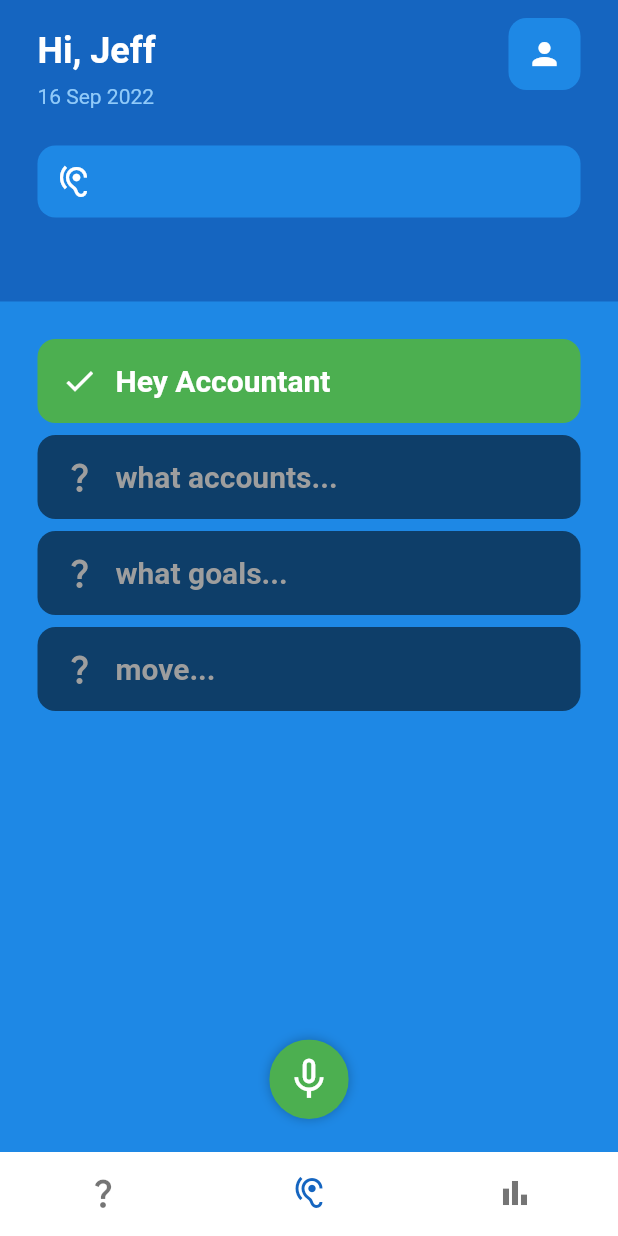
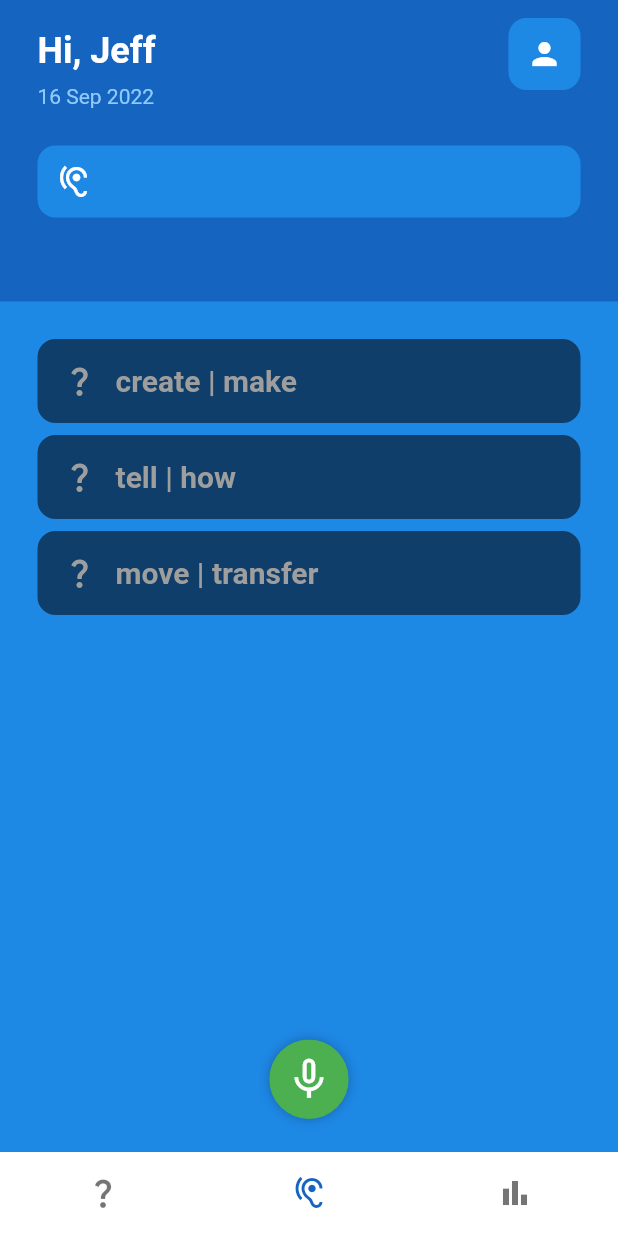
Before and after one commit to linkjjones/hey-accountant, a Flutter app: the screen it shows after launch, on a phone screen of 412 x 824 dp. Run offline on Flutter 3.47's test engine with Material 2 defaults, Android fonts, the light colour scheme and no system bars; our stand-ins replace speech_to_text.

Commit message:
command tile working

```diff
--- a/hey_accountant_fe/lib/businesslogic/command_tree.dart
+++ b/hey_accountant_fe/lib/businesslogic/command_tree.dart
@@ -1,12 +1,12 @@
 import 'package:flutter/services.dart';
-import 'package:hey_accountant_fe/businesslogic/node.dart';
-import 'package:hey_accountant_fe/businesslogic/pair.dart';
+import 'package:hey_accountant_fe/models/node.dart';
+import 'package:hey_accountant_fe/utils/constants.dart';
+import 'package:hey_accountant_fe/utils/pair.dart';
 import 'dart:convert';
 
 class CommandTree {
   late Node currentNode;
   late Node rootNode;
-  String path = "data/keywords.json";
 
   CommandTree() {
     init();
@@ -14,10 +14,7 @@ class CommandTree {
 
   // create the root node
   init() async {
-    String jsonRootNode = await rootBundle.loadString(path);
-    // debug
-    print(jsonRootNode);
-
+    String jsonRootNode = await rootBundle.loadString(JSON_COMMAND_PATH);
     rootNode = nodeFromJson(jsonRootNode) as Node;
     currentNode = rootNode;
   }
@@ -26,11 +23,16 @@ class CommandTree {
     currentNode = rootNode;
   }
 
-  Pair<String, Node> findChildNodeByKeyword(String text, Node fromNode) {
+  Pair<String, Node> moveToChildNodeByKeyword(String text, Node fromNode) {
     Pair<String, Node> output = Pair(text, fromNode);
     // Only continue if fromNode.Command is NULL
     if (fromNode.command != null) {
       // we have reached the command, so exit
+      output = Pair(text, currentNode);
+    } else {
+      // restart command entry command
+      if (text.contains('start over')) {
+        reset();
         output = Pair(text, currentNode);
       } else {
         // check if any of the words in text match keywords
@@ -42,12 +44,16 @@ class CommandTree {
             cutoffPlace = text.indexOf(keyword);
             if (cutoffPlace > -1) {
               // set the currentNode to the matched child
+              // if its not the same node
+              if (currentNode != node) {
                 currentNode = node;
                 // only return text after the keyword
                 output = Pair(text.substring(cutoffPlace + keyword.length), node);
               }
+            }
           });
         });
+      }
     }
 
     return output;
--- a/hey_accountant_fe/lib/pages/navpages/voice_ui_page.dart
+++ b/hey_accountant_fe/lib/pages/navpages/voice_ui_page.dart
@@ -1,11 +1,12 @@
 import 'package:async/async.dart';
 import 'package:flutter/material.dart';
 import 'package:hey_accountant_fe/components/command_tile.dart';
+import 'package:hey_accountant_fe/utils/constants.dart';
 import 'package:speech_to_text/speech_recognition_result.dart';
 import 'package:speech_to_text/speech_to_text.dart';
-import 'package:hey_accountant_fe/businesslogic/node.dart';
+import 'package:hey_accountant_fe/models/node.dart';
 import 'package:hey_accountant_fe/businesslogic/command_tree.dart';
-import 'package:hey_accountant_fe/businesslogic/pair.dart';
+import 'package:hey_accountant_fe/utils/pair.dart';
 
 class VoiceUIPage extends StatefulWidget {
   const VoiceUIPage({super.key});
@@ -21,8 +22,9 @@ class _VoiceUIPageState extends State<VoiceUIPage> {
   String _lastWords = "";
   Node currentNode = Node(children: [], command: "", keywords: "");
   final CommandTree _commandTree = CommandTree();
-
-  late RestartableTimer _timer = RestartableTimer(const Duration(seconds: 2), _stopListening);
+  List<CommandTile> _commandTileList = [];
+  late RestartableTimer _timer =
+      RestartableTimer(const Duration(seconds: 2), _stopListening);
 
   @override
   void initState() {
@@ -37,6 +39,7 @@ class _VoiceUIPageState extends State<VoiceUIPage> {
   void _initSpeech() async {
     _speechEnabled = await _speechToText.initialize();
     currentNode = _commandTree.currentNode;
+    buildCommandTileList();
     setState(() {});
   }
 
@@ -56,12 +59,15 @@ class _VoiceUIPageState extends State<VoiceUIPage> {
   // of result.recognizedWords
   void _stopListening() async {
     await _speechToText.stop();
-    if(_timer.isActive) { _timer.cancel(); }
+    if (_timer.isActive) {
+      _timer.cancel();
+    }
     // TODO:
     // If the current node has a command
     // run it and pass the remaining _lastWords
     setState(() {
       _isListening = false;
+      _lastWords = "";
     });
   }
 
@@ -69,23 +75,43 @@ class _VoiceUIPageState extends State<VoiceUIPage> {
   // the platform returns recognized words.
   void _onSpeechResult(SpeechRecognitionResult result) {
     // Pair<result.recognizedWords truncated or not, node
-    Pair<String, Node> node = _commandTree.findChildNodeByKeyword(result.recognizedWords, currentNode);
-    currentNode = node.b;
-    // TODO: update command buttons
+    Pair<String, Node> textNode = _commandTree.moveToChildNodeByKeyword(
+        result.recognizedWords, currentNode);
+    currentNode = textNode.b;
+    buildCommandTileList(_lastWords.contains(START_OVER_PHRASE));
+    _lastWords = textNode.a;
+    setState(() {});
+    _timer.reset();
+  }
 
-    // Debug
-    print("New current node: ${currentNode.keywords}");
-    // get node.children to update UI command list
-    setState(() {
-      _lastWords = node.a;
-    });
-    _timer.reset();
+  buildCommandTileList([bool clearList = false]) {
+    if (clearList) {
+      currentNode = _commandTree.rootNode;
+    }
+    // remove all suggestion tiles
+    _commandTileList.removeWhere((tile) => !tile.matchesKeyword);
+    // add matching node tile
+    if (currentNode.keywords != "root") {
+      _commandTileList.add(CommandTile(
+          commandKeyword: currentNode.keywords.replaceAll(',', ' | '), matchesKeyword: true));
+    }
+    // add current node's suggestions/children
+    for (var node in currentNode.children) {
+      _commandTileList.add(
+          CommandTile(commandKeyword: node.keywords.replaceAll(',', ' | '), matchesKeyword: false));
+    }
+    // remove duplicates
+    for (int i = 1; i < _commandTileList.length; i++) {
+      if (_commandTileList[i].commandKeyword ==
+      _commandTileList[i - 1].commandKeyword) {
+        _commandTileList.removeAt(i-1);
+      }
+    }
   }
 
   void _listenToggle() async {
     if (_speechEnabled) {
       setState(() => _isListening = !_isListening);
-      // _timer.reset();
       _isListening ? _startListening() : _stopListening();
     }
   }
@@ -178,8 +204,9 @@ class _VoiceUIPageState extends State<VoiceUIPage> {
                     ),
 
                     // Status
-                    Text( _isListening ? "Listening..." : "",
-                      style: TextStyle(
+                    Text(
+                      _isListening ? "Listening..." : "",
+                      style: const TextStyle(
                           color: Colors.white,
                           fontSize: 22,
                           fontWeight: FontWeight.bold),
@@ -202,26 +229,9 @@ class _VoiceUIPageState extends State<VoiceUIPage> {
                       children: [
                         // Commands list view
                         Expanded(
-                          child: ListView(
-                            children: const [
-                              CommandTile(
-                                commandKeyword: 'Hey Accountant',
-                                matchesKeyword: true,
-                              ),
-                              CommandTile(
-                                commandKeyword: 'what accounts...',
-                                matchesKeyword: false,
-                              ),
-                              CommandTile(
-                                commandKeyword: 'what goals...',
-                                matchesKeyword: false,
-                              ),
-                              CommandTile(
-                                commandKeyword: 'move...',
-                                matchesKeyword: false,
-                              ),
-                            ],
-                          ),
+                          child: ListView(children: [
+                            ..._commandTileList,
+                          ]),
                         ),
                       ],
                     ),
@@ -232,8 +242,7 @@ class _VoiceUIPageState extends State<VoiceUIPage> {
           ),
           Align(
             alignment: Alignment.bottomCenter,
-            child:
-              Container(
+            child: Container(
               decoration: const BoxDecoration(
                 shape: BoxShape.circle,
                 boxShadow: [
--- /dev/null
+++ b/hey_accountant_fe/lib/utils/constants.dart
@@ -0,0 +1,5 @@
+// command -> api endpoint
+
+
+const String JSON_COMMAND_PATH = "data/keywords.json";
+const String START_OVER_PHRASE = "start over";
```
Also changed, not shown: hey_accountant_fe/lib/models/node.dart (renamed from hey_accountant_fe/lib/businesslogic/node.dart), hey_accountant_fe/lib/utils/pair.dart (renamed from hey_accountant_fe/lib/businesslogic/pair.dart). Lines whose indentation alone changed are shown as unchanged.
